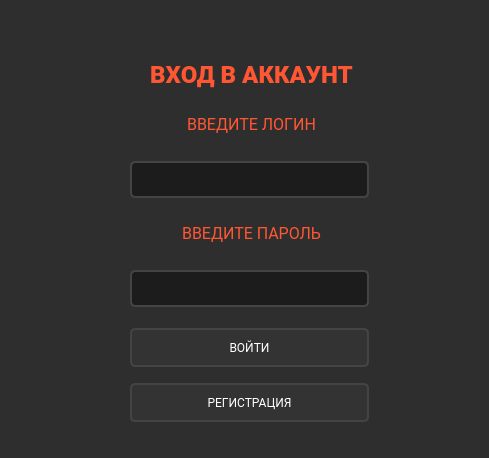
Qt form src/auth/auth.ui (maks2134/RepetitorPlatform) before a commit.
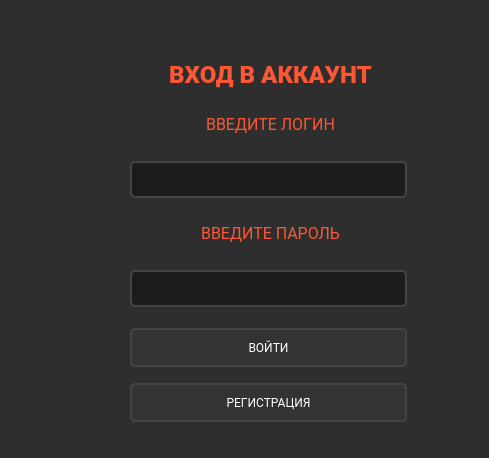
The same form after that commit.

What changed in the file:
```diff
--- a/src/auth/auth.ui
+++ b/src/auth/auth.ui
@@ -65,7 +65,7 @@
     <rect>
      <x>130</x>
      <y>50</y>
-     <width>239</width>
+     <width>277</width>
      <height>377</height>
     </rect>
    </property>
```
Left out of the diff: 60 changed lines with no effect on the pictures.
